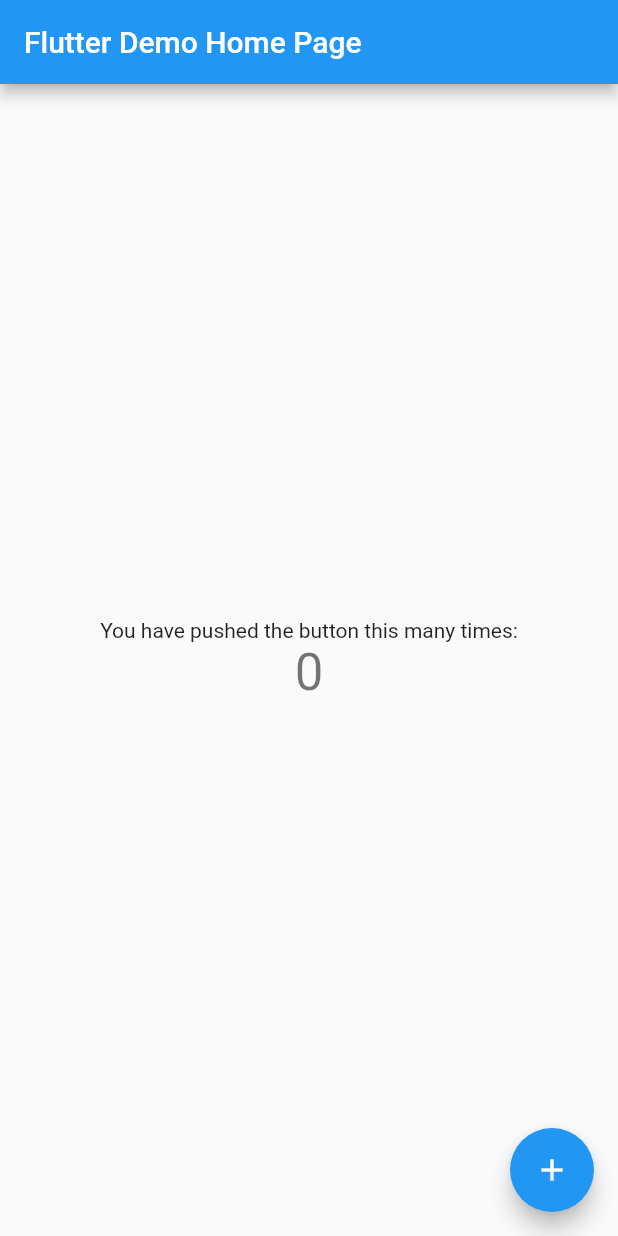
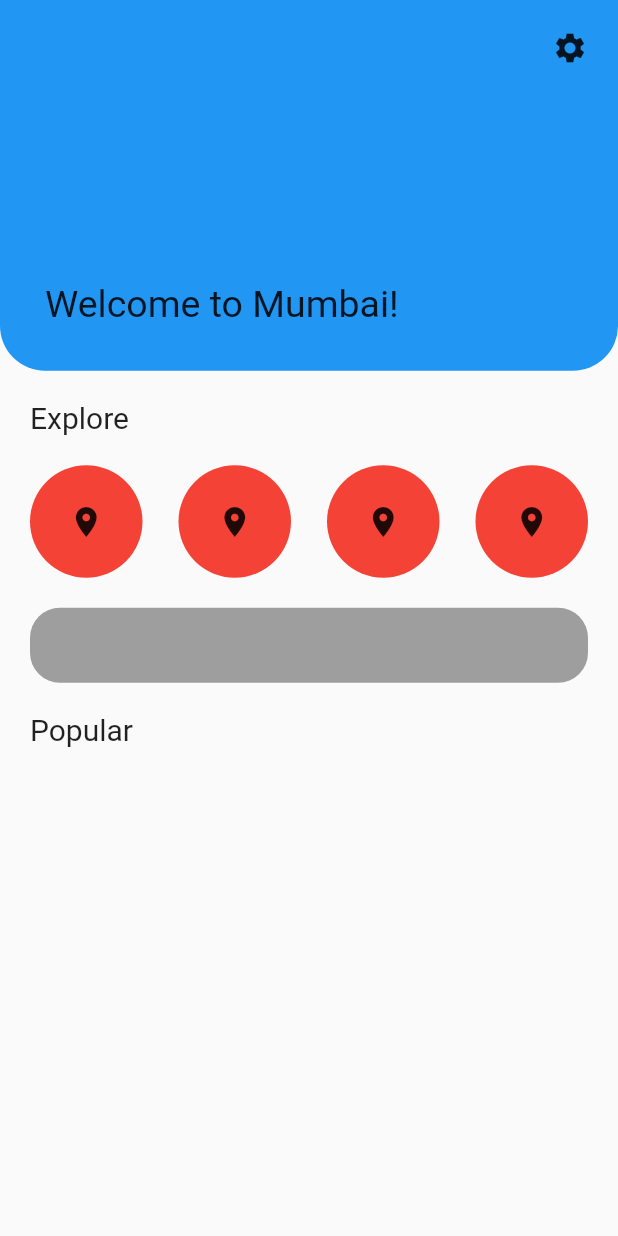
Before and after one commit to ssharanyab/mumbai-darshan, a Flutter app: the screen it shows after launch, on a phone screen of 412 x 824 dp. Run offline on Flutter 3.47's test engine with Material 2 defaults, Android fonts, the phone set to English and light mode, and no system bars.

Commit message:
dashboard design

```diff
--- /dev/null
+++ b/lib/dashboard.dart
@@ -0,0 +1,124 @@
+import 'package:flutter/cupertino.dart';
+import 'package:flutter/material.dart';
+
+class Dashboard extends StatelessWidget {
+  const Dashboard({Key? key}) : super(key: key);
+
+  @override
+  Widget build(BuildContext context) {
+    double height = MediaQuery.of(context).size.height;
+    double width = MediaQuery.of(context).size.width;
+    return SafeArea(
+      child: Scaffold(
+        body: Column(
+          crossAxisAlignment: CrossAxisAlignment.start,
+          children: [
+            Container(
+              padding: const EdgeInsets.only(
+                left: 30,
+                bottom: 30,
+                right: 20,
+                top: 20,
+              ),
+              height: height * 0.3,
+              width: width,
+              decoration: BoxDecoration(
+                color: Colors.blue,
+                borderRadius: BorderRadius.only(
+                  bottomLeft: Radius.circular(30),
+                  bottomRight: Radius.circular(30),
+                ),
+              ),
+              child: Stack(
+                children: [
+                  Align(
+                    child: Text(
+                      'Welcome to Mumbai!',
+                      style: TextStyle(
+                        fontSize: 25,
+                      ),
+                    ),
+                    alignment: Alignment.bottomLeft,
+                  ),
+                  Align(
+                    child: Icon(Icons.settings),
+                    alignment: Alignment.topRight,
+                  ),
+                ],
+              ),
+            ),
+            Container(
+              padding: EdgeInsets.only(left: 20, top: 20),
+              child: Text(
+                'Explore',
+                style: TextStyle(fontSize: 20),
+              ),
+            ),
+            Container(
+              padding: EdgeInsets.only(left: 20, top: 20, right: 20),
+              child: Row(
+                mainAxisAlignment: MainAxisAlignment.spaceBetween,
+                children: [
+                  Container(
+                    height: 75,
+                    width: 75,
+                    decoration: BoxDecoration(
+                      shape: BoxShape.circle,
+                      color: Colors.red,
+                    ),
+                    child: Icon(Icons.location_on),
+                  ),
+                  Container(
+                    height: 75,
+                    width: 75,
+                    decoration: BoxDecoration(
+                      shape: BoxShape.circle,
+                      color: Colors.red,
+                    ),
+                    child: Icon(Icons.location_on),
+                  ),
+                  Container(
+                    height: 75,
+                    width: 75,
+                    decoration: BoxDecoration(
+                      shape: BoxShape.circle,
+                      color: Colors.red,
+                    ),
+                    child: Icon(Icons.location_on),
+                  ),
+                  Container(
+                    height: 75,
+                    width: 75,
+                    decoration: BoxDecoration(
+                      shape: BoxShape.circle,
+                      color: Colors.red,
+                    ),
+                    child: Icon(Icons.location_on),
+                  ),
+                ],
+              ),
+            ),
+            Padding(
+              padding: EdgeInsets.only(left: 20, top: 20, right: 20),
+              child: Container(
+                height: 50,
+                decoration: BoxDecoration(
+                    borderRadius: BorderRadius.all(
+                      Radius.circular(20),
+                    ),
+                    color: Colors.grey),
+              ),
+            ),
+            Container(
+              padding: EdgeInsets.only(left: 20, top: 20),
+              child: Text(
+                'Popular',
+                style: TextStyle(fontSize: 20),
+              ),
+            ),
+          ],
+        ),
+      ),
+    );
+  }
+}
--- a/lib/main.dart
+++ b/lib/main.dart
@@ -1,4 +1,6 @@
 import 'package:flutter/material.dart';
+
+import 'dashboard.dart';
 
 void main() {
   runApp(const MyApp());
@@ -11,105 +13,12 @@ class MyApp extends StatelessWidget {
   @override
   Widget build(BuildContext context) {
     return MaterialApp(
+      debugShowCheckedModeBanner: false,
       title: 'Flutter Demo',
       theme: ThemeData(
-        // This is the theme of your application.
-        //
-        // Try running your application with "flutter run". You'll see the
-        // application has a blue toolbar. Then, without quitting the app, try
-        // changing the primarySwatch below to Colors.green and then invoke
-        // "hot reload" (press "r" in the console where you ran "flutter run",
-        // or simply save your changes to "hot reload" in a Flutter IDE).
-        // Notice that the counter didn't reset back to zero; the application
-        // is not restarted.
         primarySwatch: Colors.blue,
       ),
-      home: const MyHomePage(title: 'Flutter Demo Home Page'),
+      home: const Dashboard(),
     );
   }
 }
-
-class MyHomePage extends StatefulWidget {
-  const MyHomePage({Key? key, required this.title}) : super(key: key);
-
-  // This widget is the home page of your application. It is stateful, meaning
-  // that it has a State object (defined below) that contains fields that affect
-  // how it looks.
-
-  // This class is the configuration for the state. It holds the values (in this
-  // case the title) provided by the parent (in this case the App widget) and
-  // used by the build method of the State. Fields in a Widget subclass are
-  // always marked "final".
-
-  final String title;
-
-  @override
-  State<MyHomePage> createState() => _MyHomePageState();
-}
-
-class _MyHomePageState extends State<MyHomePage> {
-  int _counter = 0;
-
-  void _incrementCounter() {
-    setState(() {
-      // This call to setState tells the Flutter framework that something has
-      // changed in this State, which causes it to rerun the build method below
-      // so that the display can reflect the updated values. If we changed
-      // _counter without calling setState(), then the build method would not be
-      // called again, and so nothing would appear to happen.
-      _counter++;
-    });
-  }
-
-  @override
-  Widget build(BuildContext context) {
-    // This method is rerun every time setState is called, for instance as done
-    // by the _incrementCounter method above.
-    //
-    // The Flutter framework has been optimized to make rerunning build methods
-    // fast, so that you can just rebuild anything that needs updating rather
-    // than having to individually change instances of widgets.
-    return Scaffold(
-      appBar: AppBar(
-        // Here we take the value from the MyHomePage object that was created by
-        // the App.build method, and use it to set our appbar title.
-        title: Text(widget.title),
-      ),
-      body: Center(
-        // Center is a layout widget. It takes a single child and positions it
-        // in the middle of the parent.
-        child: Column(
-          // Column is also a layout widget. It takes a list of children and
-          // arranges them vertically. By default, it sizes itself to fit its
-          // children horizontally, and tries to be as tall as its parent.
-          //
-          // Invoke "debug painting" (press "p" in the console, choose the
-          // "Toggle Debug Paint" action from the Flutter Inspector in Android
-          // Studio, or the "Toggle Debug Paint" command in Visual Studio Code)
-          // to see the wireframe for each widget.
-          //
-          // Column has various properties to control how it sizes itself and
-          // how it positions its children. Here we use mainAxisAlignment to
-          // center the children vertically; the main axis here is the vertical
-          // axis because Columns are vertical (the cross axis would be
-          // horizontal).
-          mainAxisAlignment: MainAxisAlignment.center,
-          children: <Widget>[
-            const Text(
-              'You have pushed the button this many times:',
-            ),
-            Text(
-              '$_counter',
-              style: Theme.of(context).textTheme.headline4,
-            ),
-          ],
-        ),
-      ),
-      floatingActionButton: FloatingActionButton(
-        onPressed: _incrementCounter,
-        tooltip: 'Increment',
-        child: const Icon(Icons.add),
-      ), // This trailing comma makes auto-formatting nicer for build methods.
-    );
-  }
-}
```
